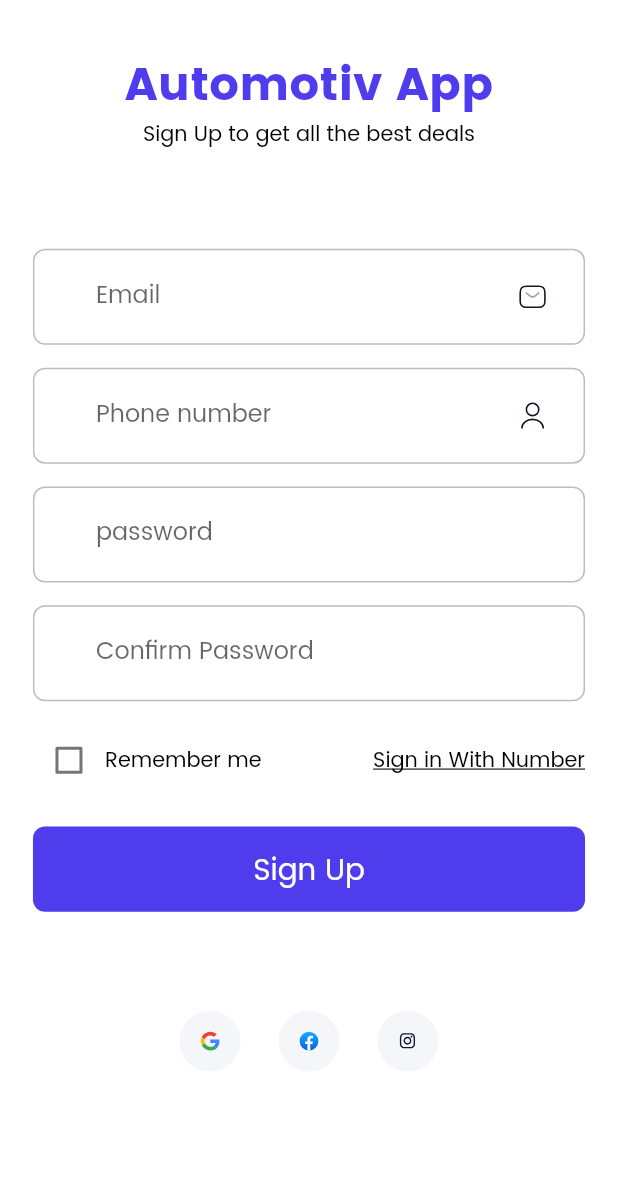
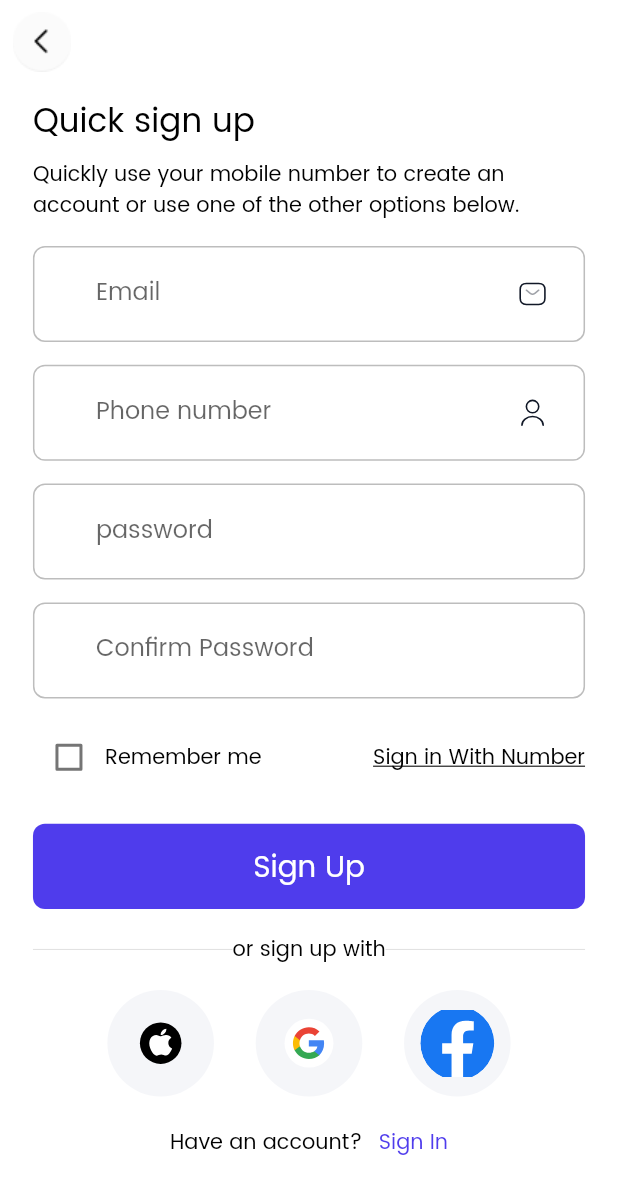
Before and after one commit to AabhashRai13/AutoMotive, a Flutter app: the SignUpScreen screen opened by its route, on a phone screen of 412 x 824 dp. Shown: the top 1194 px of the screen. Run offline on Flutter 3.47's test engine with Material 2 defaults, Android fonts, the phone set to English and light mode, and no system bars; our stand-ins replace connectivity_plus, dartz, equatable, flutter_bloc, flutter_svg, fluttertoast and 3 more; accounts and stored records are empty.

Commit message:
ui fixes

```diff
--- a/lib/presentation/login/screen/otp_screen.dart
+++ b/lib/presentation/login/screen/otp_screen.dart
@@ -8,7 +8,7 @@ import 'package:otp_text_field/otp_field.dart';
 import 'package:otp_text_field/style.dart';
 
 class OTPScreen extends StatelessWidget {
-  final int number;
+  final String number;
   const OTPScreen({Key? key, required this.number}) : super(key: key);
 
   @override
--- a/lib/presentation/resources/assets_manager.dart
+++ b/lib/presentation/resources/assets_manager.dart
@@ -7,8 +7,11 @@ class ImageAssets {
   static const String googleIcon = "$iconPath/google.svg";
   static const String faceBookIcon = "$iconPath/Facebook.svg";
   static const String instagramIcon = "$iconPath/Instagram.svg";
+  static const String appleIcon = "$iconPath/apple.svg";
+
   static const String smsIcon = "$iconPath/sms.svg";
 
   static const String user = "$iconPath/User.svg";
   static const String phone = "$iconPath/Phone.svg";
+  static const String backArrow = "$iconPath/back_arrow.png";
 }
--- a/lib/presentation/resources/routes_manager.dart
+++ b/lib/presentation/resources/routes_manager.dart
@@ -32,7 +32,7 @@ class RouteGenerator {
       case Routes.signUp:
         return MaterialPageRoute(builder: (_) => const SignUpScreen());
       case Routes.otpScreen:
-        final args = routeSettings.arguments as int;
+        final args = routeSettings.arguments as String;
 
         return MaterialPageRoute(
             builder: (_) => OTPScreen(
--- a/lib/presentation/resources/strings_manager.dart
+++ b/lib/presentation/resources/strings_manager.dart
@@ -20,6 +20,8 @@ class AppStrings {
   static const String verification = "verfication";
   static const String otpScreenText = "Enter the otp code send at";
   static const String sendAgain = "Send OTP Again";
+  static const String orSignUp = "or sign up with";
+  static const String haveAnAcountText = "Have an account?";
 
   static const String introScreenText1 = "Welcome to AutoMotive, Let’s shop!";
   static const String introScreenText2 =
@@ -30,7 +32,8 @@ class AppStrings {
   static const String signIn = "Sign In";
   static const String automotiveText = "Automotiv App";
   static const String signInPageText = "Your Solution to all Auto Motive needs";
-  static const String signUpPageText = "Sign Up to get all the best deals";
+  static const String signUpPageText =
+      "Quickly use your mobile number to create an account or use one of the other options below.";
 
   static const String addLicensePlateValidationError =
       "You must enter Valid License plate number";
@@ -69,4 +72,6 @@ class AppStrings {
 
   static const String phone = "Phone number";
   static const String enterPhoneNumber = "Enter Phone number";
+
+  static const String quickSignUp = "Quick sign up";
 }
--- a/lib/presentation/signup/screen/sign_up_screen.dart
+++ b/lib/presentation/signup/screen/sign_up_screen.dart
@@ -1,5 +1,6 @@
 import 'package:auto_motive/presentation/resources/assets_manager.dart';
 import 'package:auto_motive/presentation/resources/color_manager.dart';
+import 'package:auto_motive/presentation/resources/routes_manager.dart';
 import 'package:auto_motive/presentation/resources/size_config.dart';
 import 'package:auto_motive/presentation/resources/strings_manager.dart';
 import 'package:auto_motive/presentation/signup/screen/sign_up_form.dart';
@@ -12,34 +13,53 @@ class SignUpScreen extends StatelessWidget {
   @override
   Widget build(BuildContext context) {
     return Scaffold(
-      body: SafeArea(
-        child: SizedBox(
+      appBar: AppBar(
+        leading: IconButton(
+          // color: ColorManager.normalBorderColor,
+          icon: Image.asset(ImageAssets.backArrow),
+          onPressed: () => Navigator.of(context).pop(),
+        ),
+      ),
+      body: SizedBox(
         width: double.infinity,
         child: Padding(
-            padding: EdgeInsets.symmetric(
-                horizontal: getProportionateScreenWidth(20)),
+          padding:
+              EdgeInsets.symmetric(horizontal: getProportionateScreenWidth(20)),
           child: SingleChildScrollView(
             child: Column(
+              crossAxisAlignment: CrossAxisAlignment.start,
               children: [
-                  SizedBox(height: SizeConfig.screenHeight * 0.04),
+                SizedBox(height: SizeConfig.screenHeight * 0.01),
                 Text(
-                    AppStrings.automotiveText,
+                  AppStrings.quickSignUp,
+                  textAlign: TextAlign.left,
                   style: TextStyle(
-                      color: ColorManager.primary,
-                      fontSize: getProportionateScreenWidth(28),
-                      fontWeight: FontWeight.bold,
+                    color: ColorManager.kTextColor,
+                    fontSize: getProportionateScreenWidth(20),
+                    // fontWeight: FontWeight.bold,
                   ),
                 ),
+                SizedBox(height: SizeConfig.screenHeight * 0.01),
                 const Text(
                   AppStrings.signUpPageText,
-                    textAlign: TextAlign.center,
+                  textAlign: TextAlign.left,
                 ),
-                  SizedBox(height: SizeConfig.screenHeight * 0.08),
+                SizedBox(height: SizeConfig.screenHeight * 0.02),
                 SignUpForm(),
-                  SizedBox(height: SizeConfig.screenHeight * 0.08),
+                SizedBox(height: SizeConfig.screenHeight * 0.02),
+                Row(children: const <Widget>[
+                  Expanded(child: Divider()),
+                  Text(AppStrings.orSignUp),
+                  Expanded(child: Divider()),
+                ]),
+                SizedBox(height: SizeConfig.screenHeight * 0.02),
                 Row(
                   mainAxisAlignment: MainAxisAlignment.center,
                   children: [
+                    SocialCard(
+                      icon: ImageAssets.appleIcon,
+                      press: () {},
+                    ),
                     SocialCard(
                       icon: ImageAssets.googleIcon,
                       press: () {},
@@ -48,15 +68,26 @@ class SignUpScreen extends StatelessWidget {
                       icon: ImageAssets.faceBookIcon,
                       press: () {},
                     ),
-                      SocialCard(
-                        icon: ImageAssets.instagramIcon,
-                        press: () {},
-                      ),
                   ],
                 ),
                 SizedBox(height: getProportionateScreenHeight(20)),
+                Row(
+                  mainAxisAlignment: MainAxisAlignment.center,
+                  children: [
+                    const Text(AppStrings.haveAnAcountText),
+                    SizedBox(width: getProportionateScreenWidth(10)),
+                    GestureDetector(
+                      onTap: () {
+                        Navigator.pushNamed(context, Routes.signInWithNumber);
+                      },
+                      child: Text(
+                        AppStrings.signIn,
+                        style: TextStyle(color: ColorManager.primary),
+                      ),
+                    )
                   ],
                 ),
+              ],
             ),
           ),
         ),
--- a/lib/presentation/widgets/social_cards.dart
+++ b/lib/presentation/widgets/social_cards.dart
@@ -20,13 +20,16 @@ class SocialCard extends StatelessWidget {
         margin:
             EdgeInsets.symmetric(horizontal: getProportionateScreenWidth(10)),
         padding: EdgeInsets.all(getProportionateScreenWidth(12)),
-        height: getProportionateScreenHeight(40),
-        width: getProportionateScreenWidth(40),
+        height: getProportionateScreenHeight(70),
+        width: getProportionateScreenWidth(70),
         decoration: const BoxDecoration(
           color: Color(0xFFF5F6F9),
           shape: BoxShape.circle,
         ),
-        child: SvgPicture.asset(icon!),
+        child: SvgPicture.asset(
+          icon!,
+          fit: BoxFit.cover,
+        ),
       ),
     );
   }
```
Also changed, not shown: assets/icons/Facebook.svg, assets/icons/apple.svg (added), assets/icons/back_arrow.png (added), assets/icons/google.svg. Lines whose indentation alone changed are shown as unchanged.
